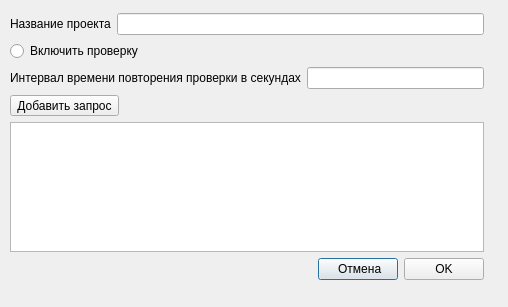
This is gui/ui/project_edit_dialog.ui in ivanovakarina/monitoring as Qt 5 draws it before an edit. The edited form follows.
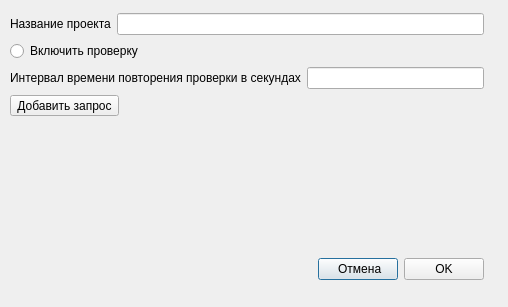
This is the edited form.

```diff
--- a/gui/ui/project_edit_dialog.ui
+++ b/gui/ui/project_edit_dialog.ui
@@ -70,7 +70,10 @@
      </layout>
     </item>
     <item>
-     <widget class="QTableView" name="requestsView"/>
+     <widget class="QStackedWidget" name="stackedWidget">
+      <widget class="QWidget" name="page"/>
+      <widget class="QWidget" name="page_2"/>
+     </widget>
     </item>
     <item>
      <spacer name="verticalSpacer">
```
